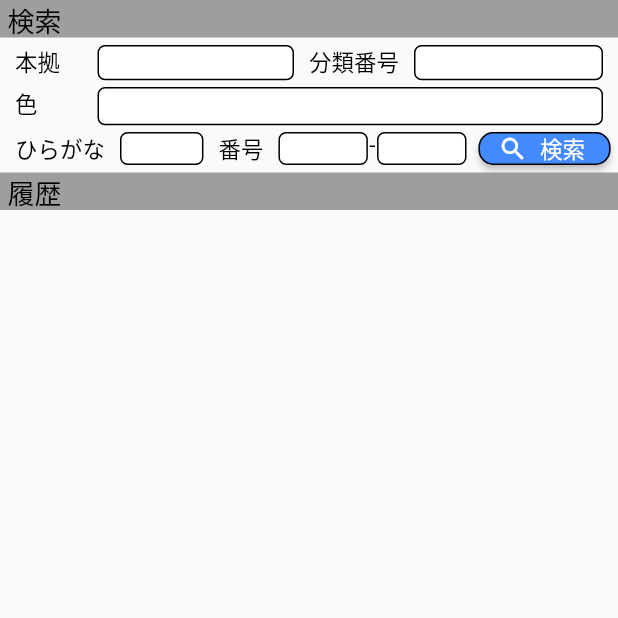
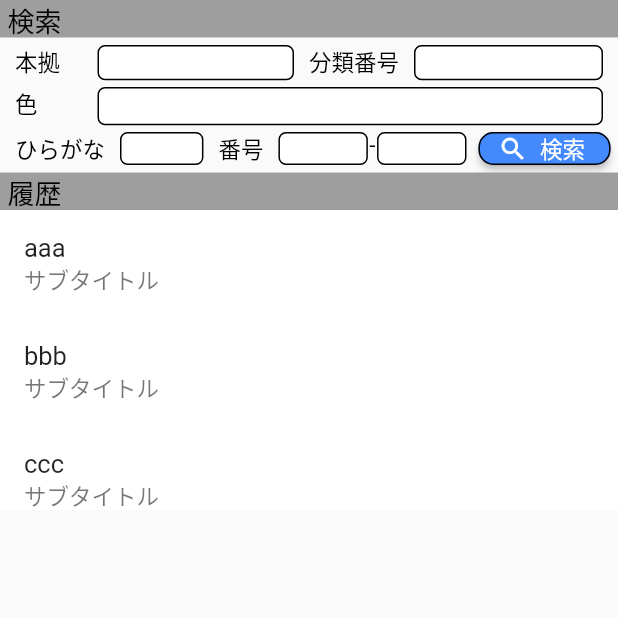
Before and after one commit to Nkoyama/CarOwnerConnect, a Flutter app: the TalkMainPage screen opened directly, on a phone screen of 412 x 824 dp, the top half of it. Run offline on Flutter 3.47's test engine with Material 2 defaults, Android fonts, the phone set to English and light mode, and no system bars; drawn by our look-alikes of flutter_slidable.

Commit message:
トーク履歴

```diff
--- a/car_owner_connect/lib/pages/forgetPassword.dart
+++ b/car_owner_connect/lib/pages/forgetPassword.dart
@@ -68,7 +68,6 @@ class SecretQuestionState extends State<SecretQuestion> {
   var birthDate = "生年月日を選択してください。";
   String favoriteDriveSpot = '';
   var _favoriteSpotController = TextEditingController();
-  var _favoriteSpotFocusNode = FocusNode();
 
   Future<void> _selectDeliveryDate(BuildContext context) async {
     final DateTime selected = await showDatePicker(
--- a/car_owner_connect/lib/pages/talkMain.dart
+++ b/car_owner_connect/lib/pages/talkMain.dart
@@ -1,6 +1,7 @@
 import 'package:flutter/material.dart';
 import 'package:flutter/services.dart';
 import '../import/header.dart';
+import 'package:flutter_slidable/flutter_slidable.dart';
 
 class TalkMain extends StatelessWidget {
   @override
@@ -40,9 +41,9 @@ class TalkMainPageState extends State<TalkMainPage> {
 
   @override
   Widget build(BuildContext context) {
-    return SingleChildScrollView(
-      child: Column(
-        children: [
+    return Scaffold(
+      body: Column(
+        children: <Widget> [
 
           /* search */
           Container(
@@ -377,11 +378,74 @@ class TalkMainPageState extends State<TalkMainPage> {
             color: Colors.grey
           ),
 
-          SingleChildScrollView(
-
+          Container(
+            child: TalkHistory(),
+            height: 200,
           ),
         ],
       ),
     );
   }
 }
+
+class TalkHistory extends StatefulWidget {
+  TalkHistory({Key key}) : super(key: key);
+
+  @override
+  TalkHistoryState createState() => new TalkHistoryState();
+}
+
+class TalkHistoryState extends State<TalkHistory> {
+  @override
+  Widget build(BuildContext context) {
+    const historyData = ["aaa"
+                        ,"bbb"
+                        ,"ccc"
+                        ,"ddd"
+                        ,"eee"
+                        ,"fff"
+                        ,"ggg"
+                        ];
+    return Scaffold(
+      body: ListView.builder(
+        itemCount: historyData.length,
+        itemBuilder: (context, int index) {
+          return Padding(
+            padding: EdgeInsets.all(0.0),
+            child: Slidable(
+              actionPane: SlidableDrawerActionPane(),
+              actionExtentRatio: 0.20,
+              child: Container(
+                color: Colors.white,
+                child: ListTile(
+                  title: Text(
+                    historyData[index],
+                  ),
+                  subtitle: Text("サブタイトル"),
+                ),
+              ),
+              secondaryActions: <Widget>[
+                IconSlideAction(
+                  color: Colors.black45,
+                  iconWidget: Text(
+                    "非表示",
+                    style: TextStyle(color: Colors.white),
+                  ),
+                  onTap: () => {}, // _showSnackBar('More'),
+                ),
+                IconSlideAction(
+                  color: Colors.red,
+                  iconWidget: Text(
+                    "削除",
+                    style: TextStyle(color: Colors.white),
+                  ),
+                  onTap: () => {}, // _showSnackBar('Delete'),
+                ),
+              ],
+            )
+          );
+        },
+      )
+    );
+  }
+}
--- a/car_owner_connect/pubspec.yaml
+++ b/car_owner_connect/pubspec.yaml
@@ -29,6 +29,7 @@ dependencies:
 
   url_launcher: ^5.7.2
   intl: ^0.16.1
+  flutter_slidable: "^0.5.4"
 
   # The following adds the Cupertino Icons font to your application.
   # Use with the CupertinoIcons class for iOS style icons.
```
Also changed, not shown: car_owner_connect/pubspec.lock. Lines whose indentation alone changed are shown as unchanged.
